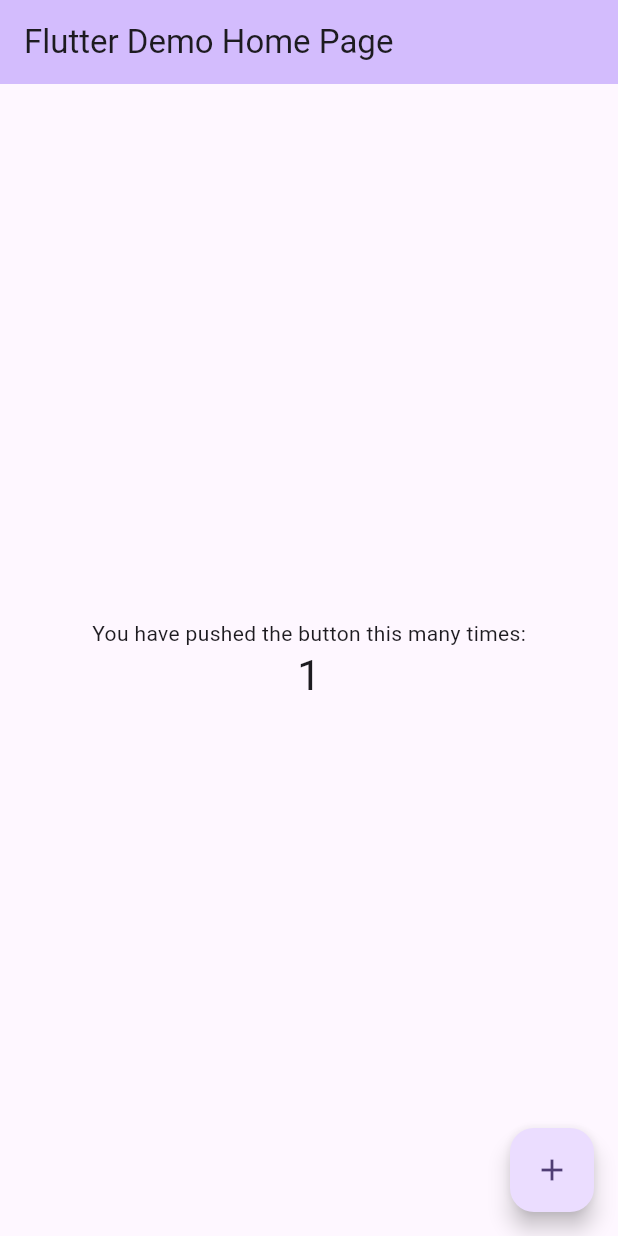
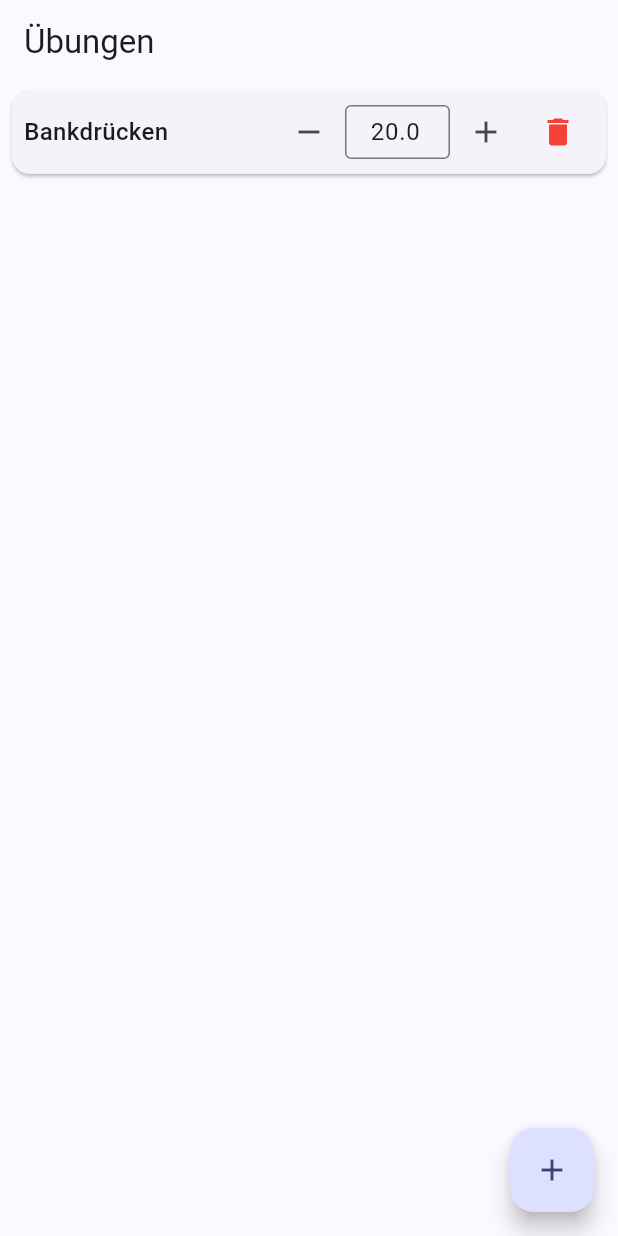
Before and after one commit to eldo9191/discunio_app, a Flutter app: the screen it shows after launch, after a tap on the "add" icon, on a phone screen of 412 x 824 dp. Run offline on Flutter 3.47's test engine with Material 3 defaults, Android fonts, the light colour scheme and no system bars.

Commit message:
f(uebungen): implemented Ubeungen screen with editable weight, +/- buttons, and delete option

```diff
--- /dev/null
+++ b/lib/features/uebungen/logic/uebungen_provider.dart
@@ -0,0 +1,33 @@
+import 'package:flutter/material.dart';
+import '../data/models/uebung.dart';
+
+
+class UebungenProvider with ChangeNotifier {
+  final List<Uebung> _uebungen = [];
+
+  List<Uebung> get uebungen => List.unmodifiable(_uebungen);
+
+  void addUebung(Uebung uebung) {
+    _uebungen.add(uebung);
+    notifyListeners();
+  }
+
+  void removeUebung(Uebung uebung) {
+    _uebungen.remove(uebung);
+    notifyListeners();
+  }
+
+  void changeGewicht(Uebung uebung, double delta) {
+    final index = _uebungen.indexOf(uebung);
+    if (index != -1) {
+      final neueUebung = Uebung(
+        name: uebung.name,
+        beschreibung: uebung.beschreibung,
+        gewicht: (uebung.gewicht + delta).clamp(0, double.infinity),
+        muskel: uebung.muskel
+      );
+      _uebungen[index] = neueUebung;
+      notifyListeners();
+    }
+  }
+}
--- /dev/null
+++ b/lib/features/uebungen/presentation/screens/uebungen_screen.dart
@@ -0,0 +1,40 @@
+import 'package:discunio/features/uebungen/data/models/uebung.dart';
+import 'package:flutter/material.dart';
+import 'package:provider/provider.dart';
+import '../../logic/uebungen_provider.dart';
+import '../widgets/uebung_tile.dart';
+
+class UebungenScreen extends StatelessWidget {
+  const UebungenScreen({super.key});
+
+  @override
+  Widget build(BuildContext context) {
+    return Scaffold(
+      appBar: AppBar(title: const Text('Übungen')),
+      body: Consumer<UebungenProvider>(
+        builder: (context, provider, _) {
+          final uebungen = provider.uebungen;
+
+          return ListView.builder(
+            itemCount: uebungen.length,
+            itemBuilder: (context, index) {
+              return UebungTile(uebung: uebungen[index]);
+            },
+          );
+        },
+      ),
+      floatingActionButton: FloatingActionButton(
+        onPressed: () {
+          final neueUebung = Uebung(
+            name: 'Bankdrücken',
+            beschreibung: 'Brustübung',
+            gewicht: 20.0,
+            muskel: Muskelgruppe.brust,
+          );
+          Provider.of<UebungenProvider>(context, listen: false).addUebung(neueUebung);
+        },
+        child: const Icon(Icons.add)
+      )
+    );
+  }
+}
--- /dev/null
+++ b/lib/features/uebungen/presentation/widgets/uebung_tile.dart
@@ -0,0 +1,100 @@
+import 'package:flutter/material.dart';
+import 'package:provider/provider.dart';
+import '../../data/models/uebung.dart';
+import '../../logic/uebungen_provider.dart';
+
+class UebungTile extends StatefulWidget {
+  final Uebung uebung;
+
+  const UebungTile({super.key, required this.uebung});
+
+  @override
+  State<UebungTile> createState() => _UebungTileState();
+}
+
+class _UebungTileState extends State<UebungTile> {
+  late TextEditingController _controller;
+
+  @override
+  void initState() {
+    super.initState();
+    _controller = TextEditingController(
+      text: widget.uebung.gewicht.toStringAsFixed(1)
+    );
+  }
+
+  @override
+  void didUpdateWidget(UebungTile oldWidget) {
+    super.didUpdateWidget(oldWidget);
+    if (oldWidget.uebung.gewicht != widget.uebung.gewicht) {
+      _controller.text = widget.uebung.gewicht.toStringAsFixed(1);
+    }
+  }
+
+  @override
+  void dispose() {
+    _controller.dispose();
+    super.dispose();
+  }
+
+  void _updateGewichtFromText(BuildContext context) {
+    final provider = Provider.of<UebungenProvider>(context, listen: false);
+    final parsed = double.tryParse(_controller.text.replaceAll(',', '.'));
+
+    if (parsed != null && parsed >= 0) {
+      provider.changeGewicht(widget.uebung, parsed - widget.uebung.gewicht);
+    } else {
+      _controller.text = widget.uebung.gewicht.toStringAsFixed(1); // Rücksetzen bei ungültiger Eingabe
+    }
+  }
+
+  @override
+  Widget build(BuildContext context) {
+   final provider = Provider.of<UebungenProvider>(context, listen: false);
+
+    return Card(
+      margin: const EdgeInsets.symmetric(vertical: 4, horizontal: 8),
+      child: Padding(
+        padding: const EdgeInsets.symmetric(vertical: 4, horizontal: 8),
+        child: Row(
+          children: [
+            Expanded(
+              child: Text(
+                widget.uebung.name,
+                style: const TextStyle(fontSize: 16, fontWeight: FontWeight.w500),
+              ),
+            ),
+            IconButton(
+              icon: const Icon(Icons.remove),
+              onPressed: () => provider.changeGewicht(widget.uebung, -2.5),
+            ),
+            SizedBox(
+              width: 70,
+              child: TextField(
+                controller: _controller,
+                keyboardType: const TextInputType.numberWithOptions(decimal: true),
+                textAlign: TextAlign.center,
+                decoration: const InputDecoration(
+                  isDense: true,
+                  contentPadding: EdgeInsets.symmetric(horizontal: 8, vertical: 6),
+                  border: OutlineInputBorder(),
+                ),
+                onSubmitted: (_) => _updateGewichtFromText(context),
+                onEditingComplete: () => _updateGewichtFromText(context),
+              ),
+            ),
+            IconButton(
+              icon: const Icon(Icons.add),
+              onPressed: () => provider.changeGewicht(widget.uebung, 2.5),
+            ),
+            IconButton(
+              icon: const Icon(Icons.delete),
+              color: Colors.red,
+              onPressed: () => provider.removeUebung(widget.uebung),
+            ),
+          ],
+          )
+        )
+    );
+  }
+}
--- a/lib/main.dart
+++ b/lib/main.dart
@@ -1,122 +1,27 @@
+import 'package:discunio/features/uebungen/logic/uebungen_provider.dart';
 import 'package:flutter/material.dart';
+import 'package:provider/provider.dart';
+import 'features/uebungen/presentation/screens/uebungen_screen.dart';
 
 void main() {
-  runApp(const MyApp());
+  runApp(const DiscunioApp());
 }
 
-class MyApp extends StatelessWidget {
-  const MyApp({super.key});
+class DiscunioApp extends StatelessWidget {
+  const DiscunioApp({super.key});
 
-  // This widget is the root of your application.
   @override
   Widget build(BuildContext context) {
-    return MaterialApp(
-      title: 'Flutter Demo',
-      theme: ThemeData(
-        // This is the theme of your application.
-        //
-        // TRY THIS: Try running your application with "flutter run". You'll see
-        // the application has a purple toolbar. Then, without quitting the app,
-        // try changing the seedColor in the colorScheme below to Colors.green
-        // and then invoke "hot reload" (save your changes or press the "hot
-        // reload" button in a Flutter-supported IDE, or press "r" if you used
-        // the command line to start the app).
-        //
-        // Notice that the counter didn't reset back to zero; the application
-        // state is not lost during the reload. To reset the state, use hot
-        // restart instead.
-        //
-        // This works for code too, not just values: Most code changes can be
-        // tested with just a hot reload.
-        colorScheme: ColorScheme.fromSeed(seedColor: Colors.deepPurple),
+    return ChangeNotifierProvider(
+      create: (_) => UebungenProvider(),
+      child: MaterialApp(
+        title: 'Discunio',
+        theme: ThemeData(
+          useMaterial3: true,
+          colorSchemeSeed: Colors.indigo,
+        ),
+        home: const UebungenScreen(),
       ),
-      home: const MyHomePage(title: 'Flutter Demo Home Page'),
     );
   }
 }
-
-class MyHomePage extends StatefulWidget {
-  const MyHomePage({super.key, required this.title});
-
-  // This widget is the home page of your application. It is stateful, meaning
-  // that it has a State object (defined below) that contains fields that affect
-  // how it looks.
-
-  // This class is the configuration for the state. It holds the values (in this
-  // case the title) provided by the parent (in this case the App widget) and
-  // used by the build method of the State. Fields in a Widget subclass are
-  // always marked "final".
-
-  final String title;
-
-  @override
-  State<MyHomePage> createState() => _MyHomePageState();
-}
-
-class _MyHomePageState extends State<MyHomePage> {
-  int _counter = 0;
-
-  void _incrementCounter() {
-    setState(() {
-      // This call to setState tells the Flutter framework that something has
-      // changed in this State, which causes it to rerun the build method below
-      // so that the display can reflect the updated values. If we changed
-      // _counter without calling setState(), then the build method would not be
-      // called again, and so nothing would appear to happen.
-      _counter++;
-    });
-  }
-
-  @override
-  Widget build(BuildContext context) {
-    // This method is rerun every time setState is called, for instance as done
-    // by the _incrementCounter method above.
-    //
-    // The Flutter framework has been optimized to make rerunning build methods
-    // fast, so that you can just rebuild anything that needs updating rather
-    // than having to individually change instances of widgets.
-    return Scaffold(
-      appBar: AppBar(
-        // TRY THIS: Try changing the color here to a specific color (to
-        // Colors.amber, perhaps?) and trigger a hot reload to see the AppBar
-        // change color while the other colors stay the same.
-        backgroundColor: Theme.of(context).colorScheme.inversePrimary,
-        // Here we take the value from the MyHomePage object that was created by
-        // the App.build method, and use it to set our appbar title.
-        title: Text(widget.title),
-      ),
-      body: Center(
-        // Center is a layout widget. It takes a single child and positions it
-        // in the middle of the parent.
-        child: Column(
-          // Column is also a layout widget. It takes a list of children and
-          // arranges them vertically. By default, it sizes itself to fit its
-          // children horizontally, and tries to be as tall as its parent.
-          //
-          // Column has various properties to control how it sizes itself and
-          // how it positions its children. Here we use mainAxisAlignment to
-          // center the children vertically; the main axis here is the vertical
-          // axis because Columns are vertical (the cross axis would be
-          // horizontal).
-          //
-          // TRY THIS: Invoke "debug painting" (choose the "Toggle Debug Paint"
-          // action in the IDE, or press "p" in the console), to see the
-          // wireframe for each widget.
-          mainAxisAlignment: MainAxisAlignment.center,
-          children: <Widget>[
-            const Text('You have pushed the button this many times:'),
-            Text(
-              '$_counter',
-              style: Theme.of(context).textTheme.headlineMedium,
-            ),
-          ],
-        ),
-      ),
-      floatingActionButton: FloatingActionButton(
-        onPressed: _incrementCounter,
-        tooltip: 'Increment',
-        child: const Icon(Icons.add),
-      ), // This trailing comma makes auto-formatting nicer for build methods.
-    );
-  }
-}
```
Also changed, not shown: pubspec.yaml (+6 -73 lines), lib/features/uebungen/data/models/uebung.dart (renamed from lib/features/uebungen/models/uebung.dart), pubspec.lock.
